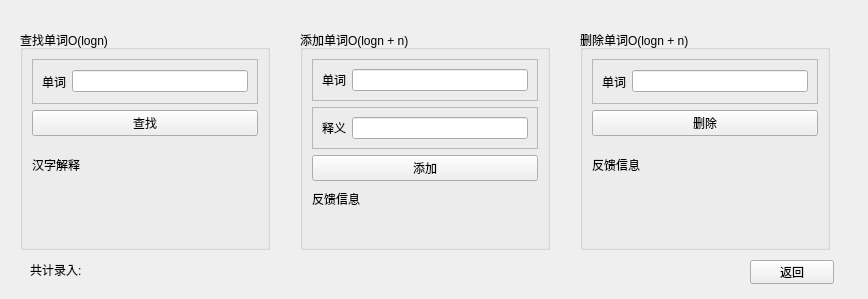
WwwwwyDev/english-chinese-dictionary, file dictionarypj/form2.ui: the form before one commit.
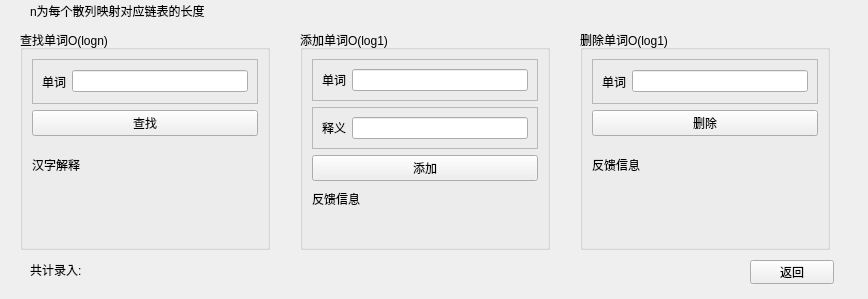
The form after the commit.

The edit to the form file:
```diff
--- a/dictionarypj/form2.ui
+++ b/dictionarypj/form2.ui
@@ -36,7 +36,7 @@
     </rect>
    </property>
    <property name="title">
-    <string>添加单词O(logn + n)</string>
+    <string>添加单词O(log1)</string>
    </property>
    <layout class="QVBoxLayout" name="verticalLayout_2">
     <item>
@@ -116,7 +116,7 @@
     </rect>
    </property>
    <property name="title">
-    <string>删除单词O(logn + n)</string>
+    <string>删除单词O(log1)</string>
    </property>
    <layout class="QVBoxLayout" name="verticalLayout_3">
     <item>
@@ -248,6 +248,19 @@
     <string>返回</string>
    </property>
   </widget>
+  <widget class="QLabel" name="label_13">
+   <property name="geometry">
+    <rect>
+     <x>30</x>
+     <y>0</y>
+     <width>231</width>
+     <height>21</height>
+    </rect>
+   </property>
+   <property name="text">
+    <string>n为每个散列映射对应链表的长度</string>
+   </property>
+  </widget>
  </widget>
  <resources/>
  <connections/>
```
